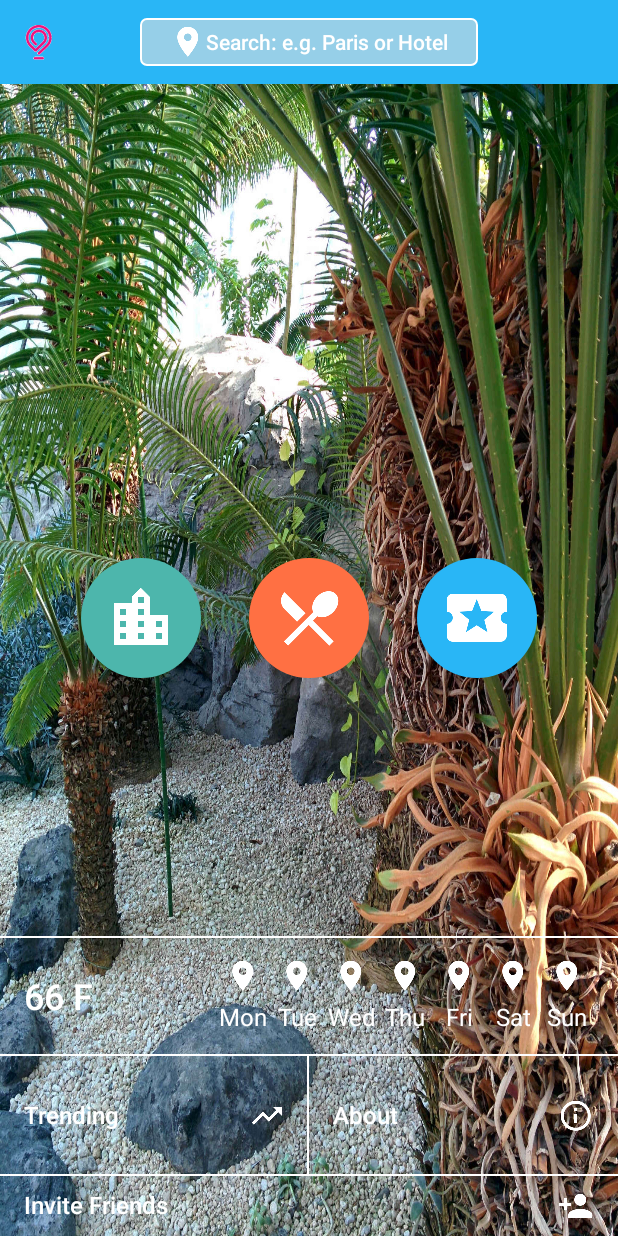
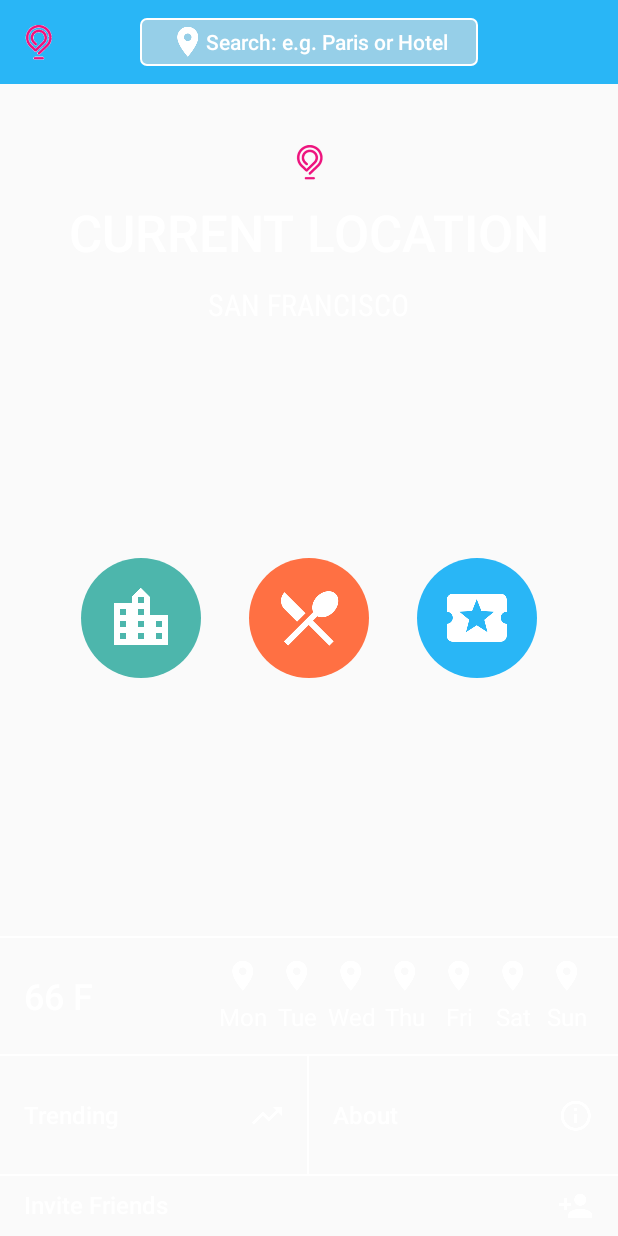
Before and after one commit to steve1rm/gogobot, an Android app: the layout fragment_main.xml on its own in the app's theme, with its tools: preview values and no code run, on a phone screen of 412 x 824 dp. Run offline under Robolectric (Android 15) with nearby library versions, the phone set to English and light mode, and no system bars.

Commit message:
Added header

```diff
--- a/app/build.gradle
+++ b/app/build.gradle
@@ -6,13 +6,13 @@ android {
 
     defaultConfig {
         applicationId "me.androidbox.gogobot"
-        minSdkVersion 16
+        minSdkVersion 17
         targetSdkVersion 23
         versionCode 1
         versionName "1.0"
-
+/*
         renderscriptTargetApi 18
-        renderscriptSupportModeEnabled true
+        renderscriptSupportModeEnabled true*/
     }
     buildTypes {
         release {
--- a/app/src/main/java/me/androidbox/gogobot/MainFragment.java
+++ b/app/src/main/java/me/androidbox/gogobot/MainFragment.java
@@ -45,11 +45,12 @@ public class MainFragment extends Fragment {
         /* Get the bitmap from the background */
         BitmapFactory.Options options = new BitmapFactory.Options();
         options.inMutable = true;
-        Bitmap bitmap = BitmapFactory.decodeResource(getResources(), R.drawable.background_pic, options);
-        final Bitmap blurredBitmap = BitmapUtils.blurImage(getActivity(), bitmap);
+        Bitmap bitmap = BitmapFactory.decodeResource(getResources(), R.drawable.background_image, options);
+        final Bitmap blurredBitmap = BitmapUtils.blur(getActivity(), bitmap);
 
         final ImageView ivBackground = (ImageView)view.findViewById(R.id.ivBackground);
         ivBackground.setImageBitmap(blurredBitmap);
+        ivBackground.setScaleType(ImageView.ScaleType.FIT_XY);
 
         return view;
     }
--- a/app/src/main/res/drawable/background.xml
+++ b/app/src/main/res/drawable/background.xml
@@ -1,6 +1,6 @@
 <?xml version="1.0" encoding="utf-8"?>
 <layer-list xmlns:android="http://schemas.android.com/apk/res/android">
     <item>
-        <bitmap android:src="@drawable/background_pic"/>
+        <bitmap android:src="@drawable/background_image"/>
     </item>
 </layer-list>
--- a/app/src/main/res/layout/fragment_main.xml
+++ b/app/src/main/res/layout/fragment_main.xml
@@ -14,11 +14,18 @@
         <ImageView
             android:id="@+id/ivBackground"
             android:layout_width="match_parent"
-            android:layout_height="match_parent"
-            android:background="@drawable/background"/>
+            android:layout_height="match_parent"/>
 
         <include
+            android:id="@+id/tool_bar"
             layout="@layout/tool_bar" />
+
+        <include
+            layout="@layout/header"
+            android:layout_width="match_parent"
+            android:layout_height="wrap_content"
+            android:layout_below="@id/tool_bar"
+            android:layout_marginTop="40dp"/>
 
         <ImageView
             android:id="@+id/ivEat"
@@ -60,7 +67,8 @@
             android:layout_height="wrap_content"
             android:layout_alignParentBottom="true"
             app:columnCount="2"
-            app:rowCount="2">
+            app:rowCount="2"
+            android:id="@+id/android.support.v7.widget.GridLayout">
 
             <include
                 layout="@layout/weather"
@@ -86,7 +94,6 @@
                 android:layout_width="wrap_content"
                 app:layout_columnSpan="2"/>
         </android.support.v7.widget.GridLayout>
-
     </RelativeLayout>
 
 </android.support.v4.widget.DrawerLayout>
--- /dev/null
+++ b/app/src/main/res/layout/header.xml
@@ -0,0 +1,31 @@
+<?xml version="1.0" encoding="utf-8"?>
+<LinearLayout xmlns:android="http://schemas.android.com/apk/res/android"
+    android:orientation="vertical"
+    android:layout_width="match_parent"
+    android:layout_height="match_parent"
+    android:gravity="center_horizontal">
+
+    <ImageView
+        android:layout_width="wrap_content"
+        android:layout_height="wrap_content"
+        android:layout_marginBottom="12dp"
+        android:src="@drawable/gogobot_logo"
+        android:scaleType="centerInside"/>
+
+    <TextView
+        android:layout_width="wrap_content"
+        android:layout_height="wrap_content"
+        android:layout_marginBottom="12dp"
+        android:text="CURRENT LOCATION"
+        android:textSize="34sp"
+        android:textColor="@android:color/white"
+        android:fontFamily="sans-serif-medium"/>
+
+    <TextView
+        android:layout_width="wrap_content"
+        android:layout_height="wrap_content"
+        android:text="SAN FRANCISCO"
+        android:textSize="20sp"
+        android:textColor="@android:color/white"
+        android:fontFamily="sans-serif-condensed"/>
+</LinearLayout>
```
Also changed, not shown: app/src/main/java/me/androidbox/gogobot/BitmapUtils.java (+26 -6 lines), app/src/main/res/drawable-nodpi/background_image.jpg (added), app/src/main/res/drawable-nodpi/background_pic.jpg (deleted).
